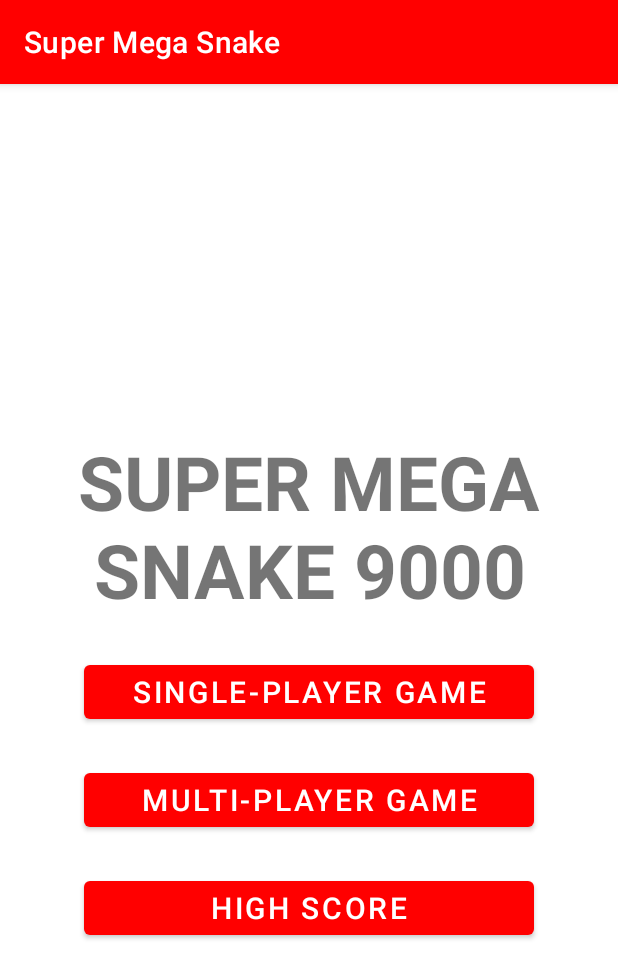
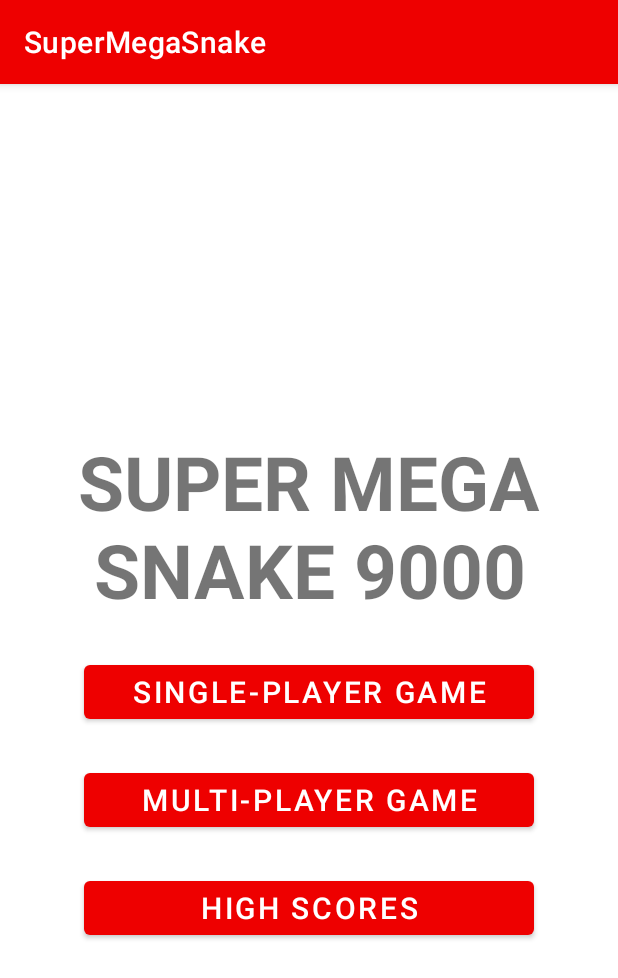
Before and after one commit to rachmiroff/super-mega-snake-android, an Android app: the screen it shows after launch (MainActivity), on a phone screen of 412 x 824 dp. Shown: the top 978 px of the screen. Run offline under Robolectric (Android 15) with nearby library versions, the phone set to English and light mode, and no system bars.

```diff
--- a/app/src/main/res/values/colors.xml
+++ b/app/src/main/res/values/colors.xml
@@ -1,10 +1,10 @@
 <?xml version="1.0" encoding="utf-8"?>
 <resources>
     <color name="purple_200">#FC8686</color>
-    <color name="purple_500">#FF0000</color>
+    <color name="purple_500">#EE0000</color>
     <color name="purple_700">#B30000</color>
-    <color name="teal_200">#0332DA</color>
-    <color name="teal_700">#012387</color>
+    <color name="teal_200">#0327DA</color>
+    <color name="teal_700">#011E87</color>
     <color name="black">#FF000000</color>
     <color name="white">#FFFFFFFF</color>
 </resources>
--- a/app/src/main/res/values/strings.xml
+++ b/app/src/main/res/values/strings.xml
@@ -1,7 +1,7 @@
 <resources>
-    <string name="app_name">Super Mega Snake</string>
+    <string name="app_name">SuperMegaSnake</string>
     <string name="titleTextView_text">SUPER MEGA SNAKE 9000</string>
     <string name="singlePlayerButton_text">SINGLE-PLAYER GAME</string>
     <string name="multiPlayerButton_text">MULTI-PLAYER GAME</string>
-    <string name="highScoreButton_text">HIGH SCORE</string>
+    <string name="highScoreButton_text">HIGH SCORES</string>
 </resources>
--- a/settings.gradle
+++ b/settings.gradle
@@ -12,5 +12,5 @@ dependencyResolutionManagement {
         mavenCentral()
     }
 }
-rootProject.name = "Super Mega Snake"
+rootProject.name = "SuperMegaSnake"
 include ':app'
```
Also changed, not shown: app/build.gradle (+5 -5 lines), gradle/wrapper/gradle-wrapper.properties, 1 other file.
